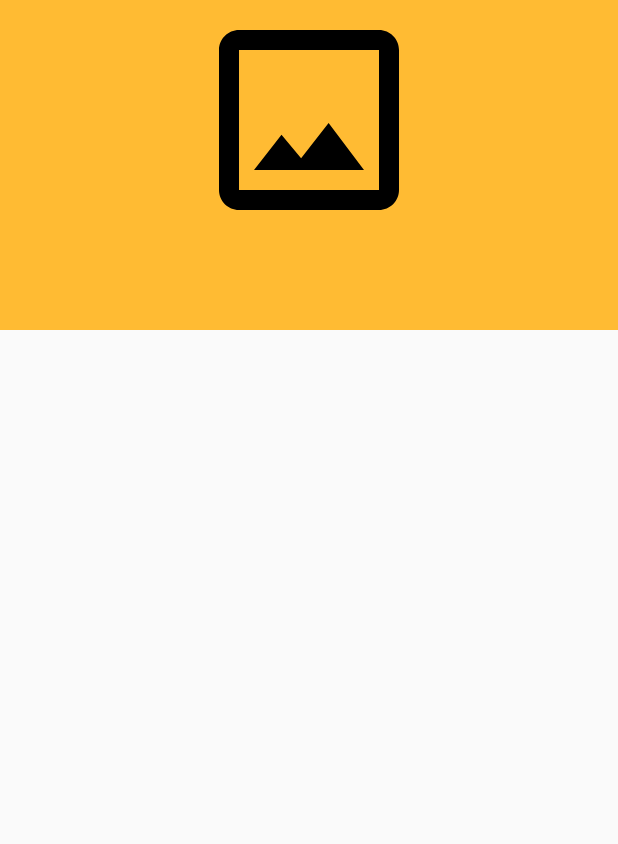
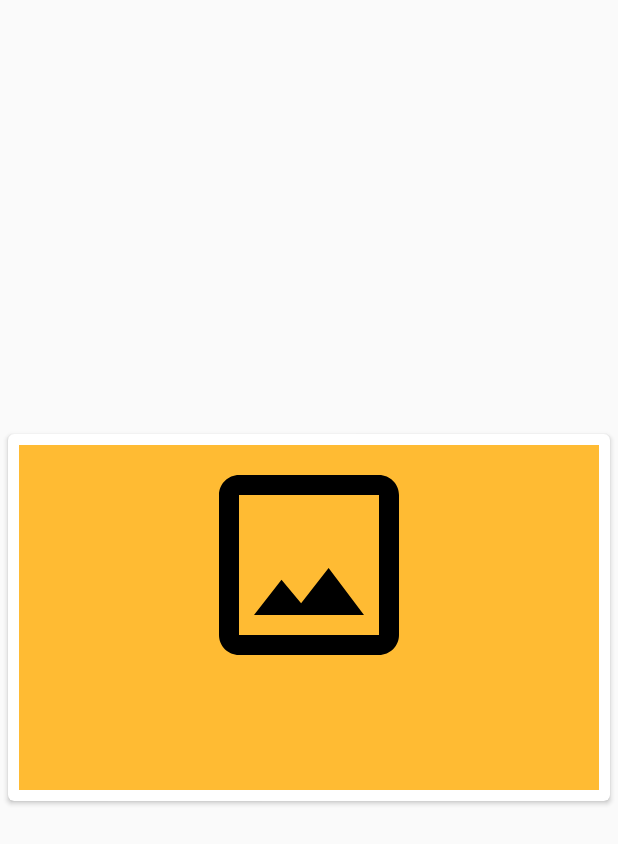
Before and after one commit to ryanhines98/RecipeApp, an Android app: the layout recyclerview_item.xml on its own in the app's theme, with its tools: preview values and no code run, on a phone screen of 412 x 824 dp. Shown: the top 844 px of the screen. Run offline under Robolectric (Android 15) with nearby library versions, the phone set to English and light mode, and no system bars.

Commit message:
Added Cardview for Recipe List

```diff
--- a/app/build.gradle
+++ b/app/build.gradle
@@ -50,4 +50,8 @@ dependencies {
     androidTestImplementation "androidx.arch.core:core-testing:$rootProject.coreTestingVersion"
 
     debugImplementation 'com.amitshekhar.android:debug-db:1.0.6'
+
+    implementation 'com.android.support:cardview-v7:28.0.0'
+    implementation 'androidx.appcompat:appcompat:1.0.0'
+    implementation 'androidx.cardview:cardview:1.0.0'
 }
--- a/app/src/main/java/com/example/recipeapp/RecipeListAdapter.java
+++ b/app/src/main/java/com/example/recipeapp/RecipeListAdapter.java
@@ -61,7 +61,7 @@ public class RecipeListAdapter extends RecyclerView.Adapter<RecipeListAdapter.Re
         if(recipes != null) {
             Recipe current = recipes.get(position);
             holder.mRecipeNameView.setText(current.getRecipeName());
-            holder.mCookTimeView.setText(Integer.toString(current.getCookTime()));
+            holder.mCookTimeView.setText("Cook Time: " + Integer.toString(current.getCookTime()) + " mins");
             holder.bind(current, listener);
             Picasso.get()
                     .load(current.getImageUrl())
--- a/app/src/main/res/layout/recyclerview_item.xml
+++ b/app/src/main/res/layout/recyclerview_item.xml
@@ -1,29 +1,35 @@
 <?xml version="1.0" encoding="utf-8"?>
-<LinearLayout xmlns:android="http://schemas.android.com/apk/res/android"
+<androidx.cardview.widget.CardView
+    xmlns:card_view="http://schemas.android.com/apk/res-auto"
+    xmlns:android="http://schemas.android.com/apk/res/android"
+    android:id="@+id/card_view"
+    android:layout_gravity="center"
+    android:layout_width="match_parent"
+    android:layout_height="wrap_content"
+    card_view:cardCornerRadius="4dp"
+    android:layout_margin="5dp">
+<LinearLayout
     android:orientation="vertical"
     android:layout_width="match_parent"
     android:layout_height="wrap_content"
-    style="@style/recipe_entry">
-
+    style="@style/recipe_entry"
+    android:layout_margin="7dp">
         <ImageView
             android:id="@+id/recycler_image_view"
             android:layout_width="match_parent"
             android:layout_height="160dp"
             android:src="@drawable/ic_crop_original_black_24dp"/>
-   <!-- <LinearLayout
-        android:layout_width="match_parent"
-        android:layout_height="wrap_content"
-        android:orientation="vertical"> -->
             <TextView
                 android:id="@+id/textView1"
                 android:layout_width="match_parent"
                 android:layout_height="wrap_content"
-            android:padding="5dp"/>
+                android:padding="5dp"
+                android:textSize="20sp"/>
             <TextView
                 android:id="@+id/textView2"
                 android:layout_width="match_parent"
                 android:layout_height="wrap_content"
-            android:padding="5dp"/>
-    <!-- </LinearLayout> -->
-
+                android:padding="5dp"
+                android:textSize="15sp"/>
     </LinearLayout>
+</androidx.cardview.widget.CardView>
```
Lines whose indentation alone changed are shown as unchanged.
